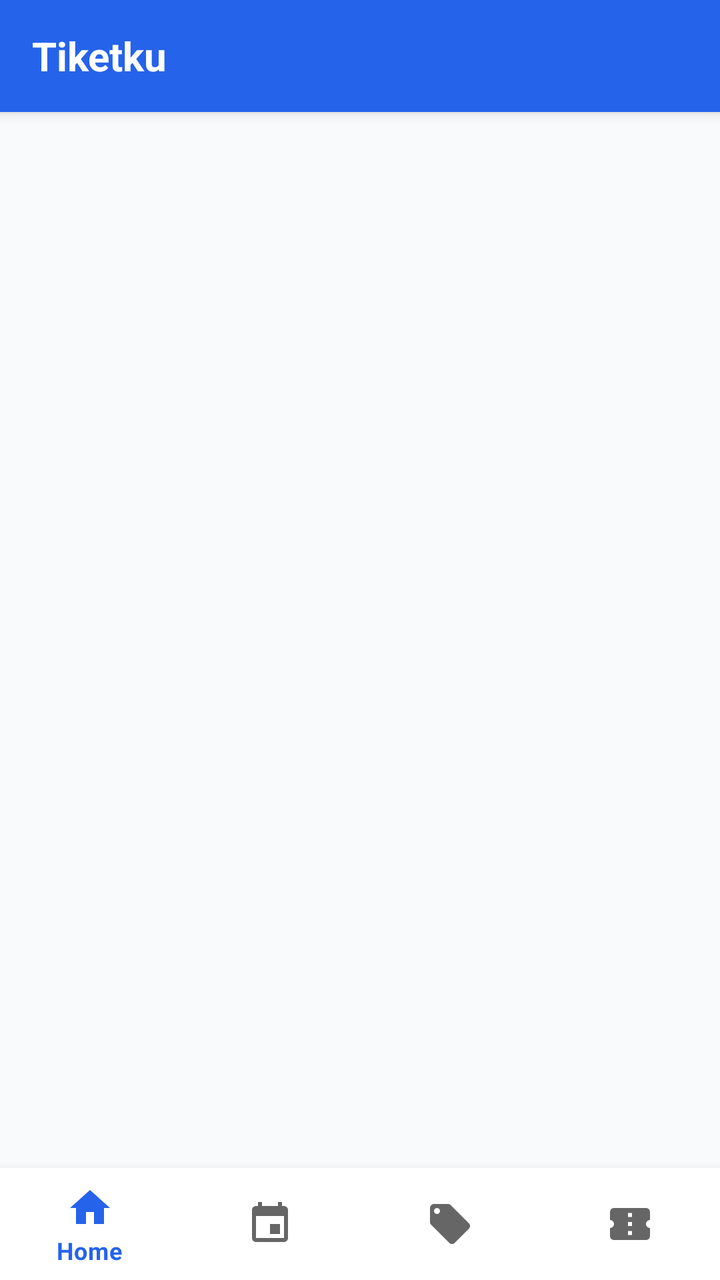
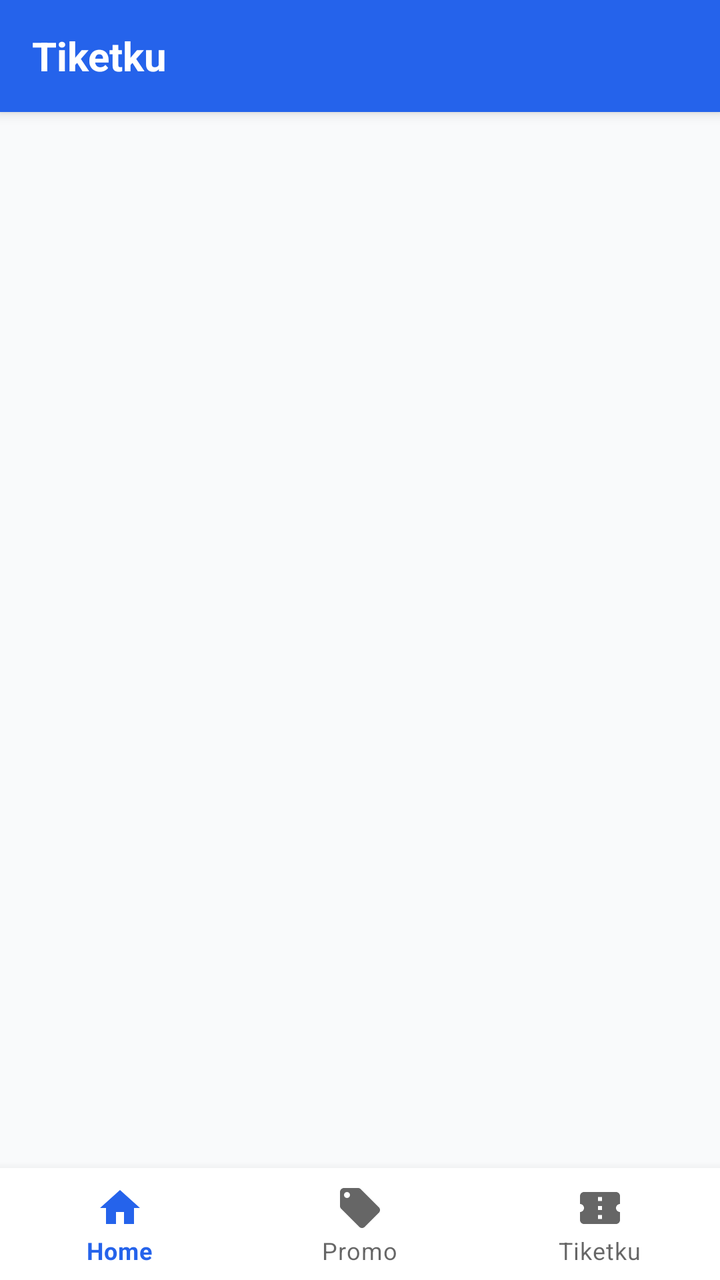

The first picture is an Android layout as it rendered before a commit; the second is the same layout after the commit. The layout source and the unified diff follow.
<!-- AndroidManifest.xml: application theme Theme.AdaKonser -->
<!-- res/layout/activity_my_tickets.xml -->
<?xml version="1.0" encoding="utf-8"?>
<androidx.constraintlayout.widget.ConstraintLayout
    xmlns:android="http://schemas.android.com/apk/res/android"
    xmlns:app="http://schemas.android.com/apk/res-auto"
    android:layout_width="match_parent"
    android:layout_height="match_parent"
    android:background="@color/background">

    
    <androidx.appcompat.widget.Toolbar
        android:id="@+id/toolbar"
        android:layout_width="match_parent"
        android:layout_height="?attr/actionBarSize"
        android:background="@color/primary"
        android:elevation="4dp"
        app:layout_constraintTop_toTopOf="parent">

        <TextView
            android:layout_width="wrap_content"
            android:layout_height="wrap_content"
            android:text="Tiketku"
            android:textColor="@android:color/white"
            android:textSize="20sp"
            android:textStyle="bold" />
    </androidx.appcompat.widget.Toolbar>

    
    <androidx.recyclerview.widget.RecyclerView
        android:id="@+id/recyclerViewMyTickets"
        android:layout_width="match_parent"
        android:layout_height="0dp"
        android:padding="8dp"
        android:clipToPadding="false"
        app:layout_constraintTop_toBottomOf="@id/toolbar"
        app:layout_constraintBottom_toTopOf="@id/bottomNavigation" />

    
    <LinearLayout
        android:id="@+id/emptyStateLayout"
        android:layout_width="wrap_content"
        android:layout_height="wrap_content"
        android:orientation="vertical"
        android:gravity="center"
        android:visibility="gone"
        app:layout_constraintTop_toTopOf="parent"
        app:layout_constraintBottom_toBottomOf="parent"
        app:layout_constraintStart_toStartOf="parent"
        app:layout_constraintEnd_toEndOf="parent">

        <TextView
            android:layout_width="wrap_content"
            android:layout_height="wrap_content"
            android:text="Belum ada tiket"
            android:textSize="18sp"
            android:textStyle="bold" />

        <TextView
            android:layout_width="wrap_content"
            android:layout_height="wrap_content"
            android:text="Pesan tiket konser favoritmu sekarang!"
            android:textSize="14sp"
            android:layout_marginTop="8dp" />
    </LinearLayout>

    
    <com.google.android.material.bottomnavigation.BottomNavigationView
        android:id="@+id/bottomNavigation"
        android:layout_width="match_parent"
        android:layout_height="wrap_content"
        android:background="@android:color/white"
        app:menu="@menu/bottom_nav_menu"
        app:layout_constraintBottom_toBottomOf="parent" />

</androidx.constraintlayout.widget.ConstraintLayout>
<!-- resources referenced by this layout -->
<resources>
  <color name="background">#F9FAFB</color>
  <color name="primary">#2563EB</color>
  <style name="Theme.AdaKonser" parent="Theme.MaterialComponents.DayNight.NoActionBar">
          
          <item name="colorPrimary">@color/primary</item>
          <item name="colorPrimaryVariant">@color/primary_dark</item>
          <item name="colorOnPrimary">@color/white</item>
  
          
          <item name="colorSecondary">@color/accent</item>
          <item name="colorSecondaryVariant">@color/accent_dark</item>
          <item name="colorOnSecondary">@color/white</item>
  
          
          <item name="android:statusBarColor">@color/primary_dark</item>
  
          
          <item name="android:windowBackground">@color/background</item>
          <item name="colorSurface">@color/surface</item>
  
          
          <item name="android:textColorPrimary">@color/text_primary</item>
          <item name="android:textColorSecondary">@color/text_secondary</item>
      </style>
  <color name="primary_dark">#1E40AF</color>
  <color name="white">#FFFFFF</color>
  <color name="accent">#10B981</color>
  <color name="accent_dark">#059669</color>
  <color name="surface">#FFFFFF</color>
  <color name="text_primary">#111827</color>
  <color name="text_secondary">#6B7280</color>
</resources>

<!-- the commit's change to res/layout/activity_my_tickets.xml (unified diff, before → after) -->
@@ -68,7 +68,7 @@
         android:layout_width="match_parent"
         android:layout_height="wrap_content"
         android:background="@android:color/white"
-        app:menu="@menu/bottom_nav_menu"
+        app:menu="@menu/user_nav_bottom"
         app:layout_constraintBottom_toBottomOf="parent" />
 
 </androidx.constraintlayout.widget.ConstraintLayout>
